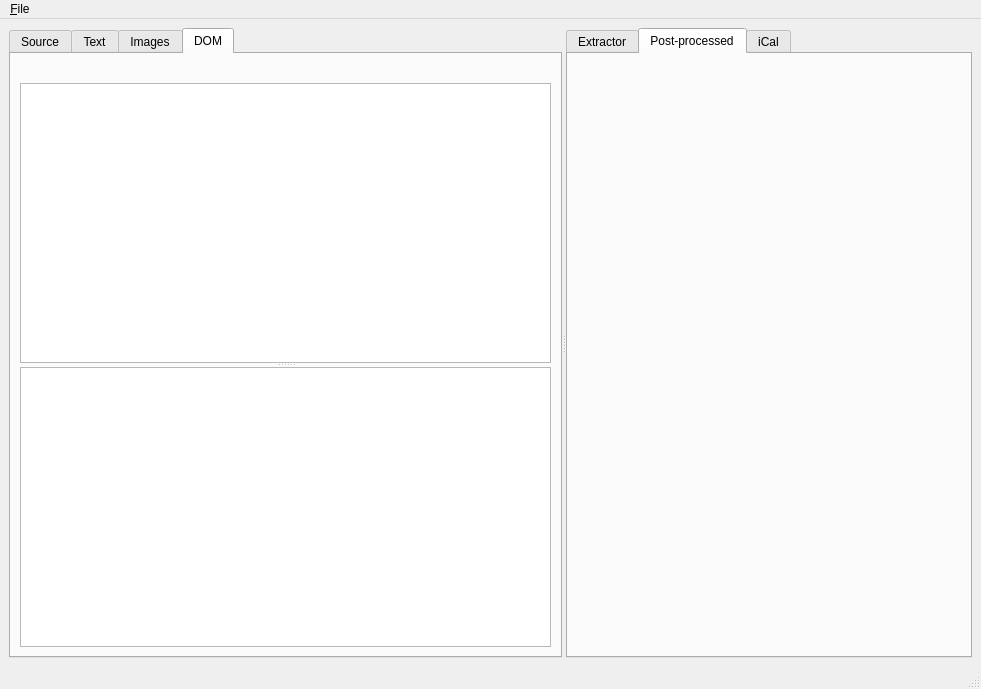
Above: src/mainwindow.ui from KDE/kitinerary-workbench before the change. Below: the same form after it.
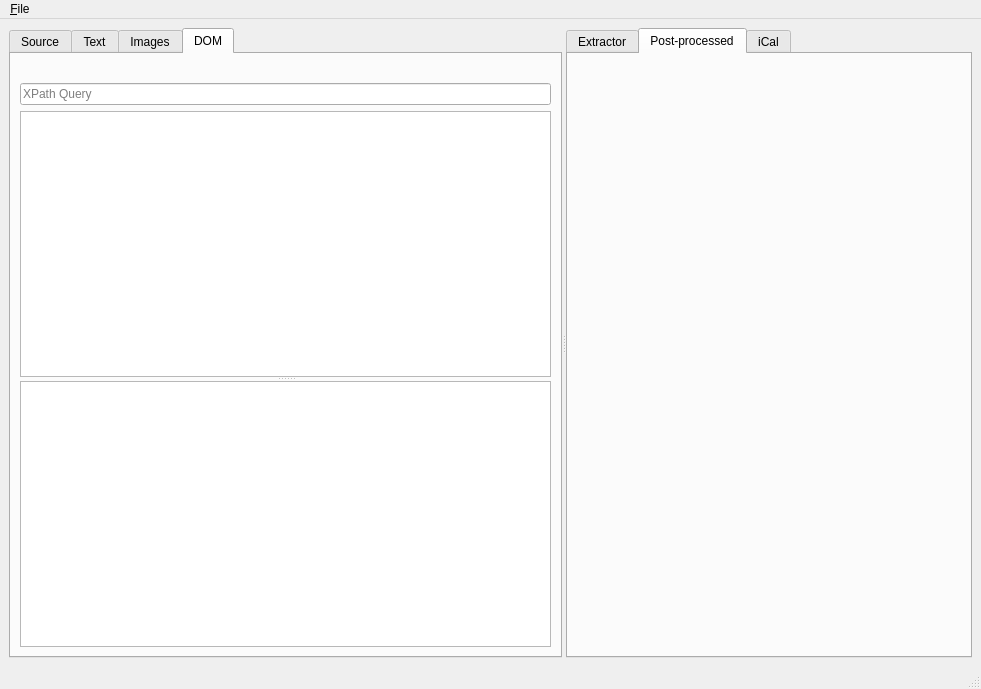
That is the form after the change. The open tabs and pages were chosen to show the change. Icons and pictures are not drawn. Custom widgets are drawn as their Qt base class.

Commit message: Execute XPath queries and highlight the resulting nodes in the DOM tree

The edit to the form file:
```diff
--- a/src/mainwindow.ui
+++ b/src/mainwindow.ui
@@ -181,6 +181,16 @@
          <item>
           <widget class="QLabel" name="domPath"/>
          </item>
+         <item>
+          <widget class="QLineEdit" name="xpathEdit">
+           <property name="placeholderText">
+            <string>XPath Query</string>
+           </property>
+           <property name="clearButtonEnabled">
+            <bool>true</bool>
+           </property>
+          </widget>
+         </item>
          <item>
           <widget class="QSplitter" name="domSplitter">
            <property name="orientation">
```
The commit also changes 4 other files.
